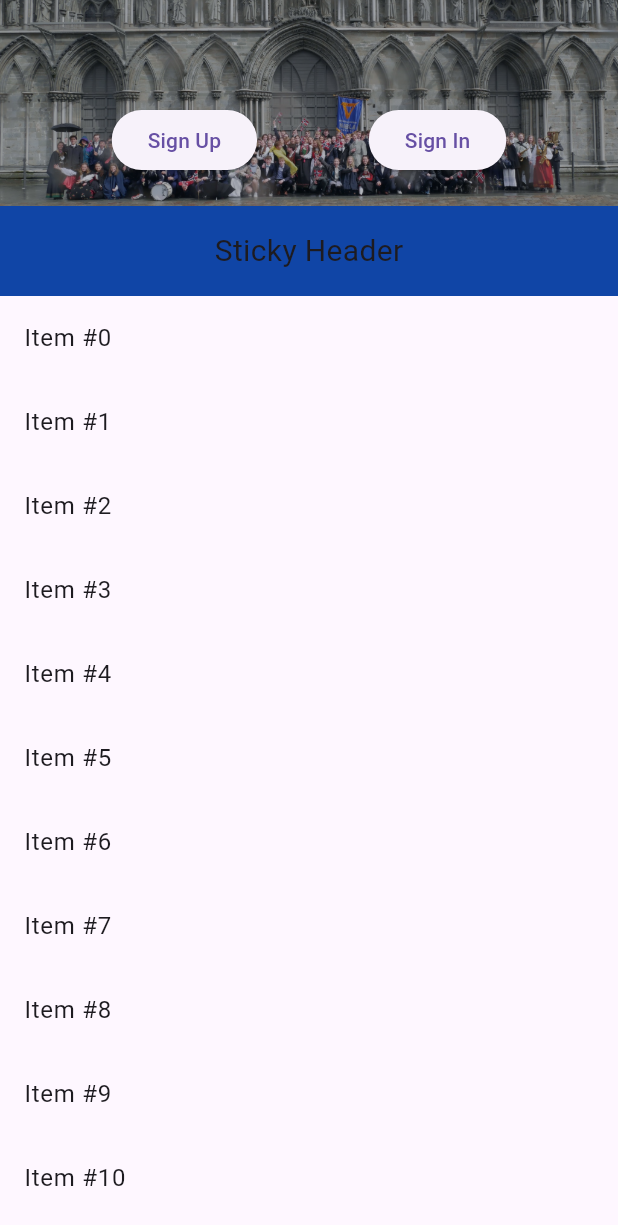
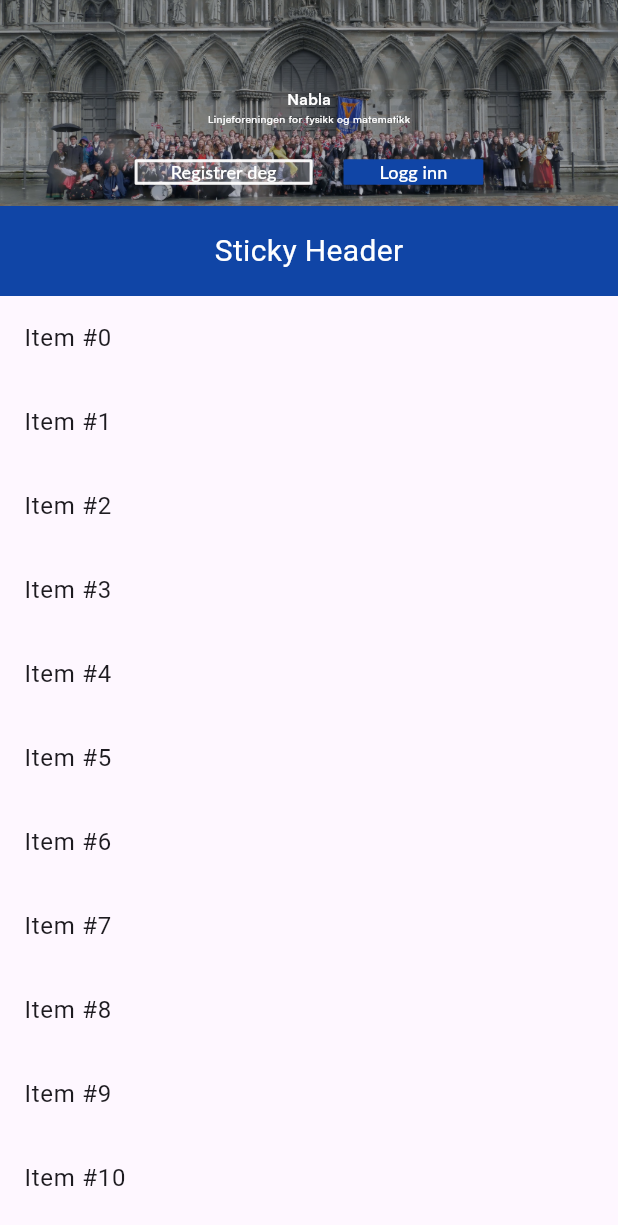
Before and after one commit to EmilioLombardo/Project_dart_monkey, a Flutter app: the screen it shows after launch, on a phone screen of 412 x 824 dp. Shown: the top 1225 px of the screen. Run offline on Flutter 3.47's test engine with Material 3 defaults, Android fonts, the light colour scheme and no system bars; Roboto replaces fonts that are missing (Lato).

Commit message:
Lag ny fil for toppen og sett størrelser basert på bredde

```diff
--- a/nablagreier/lib/main.dart
+++ b/nablagreier/lib/main.dart
@@ -1,4 +1,6 @@
 import 'package:flutter/material.dart';
+import 'top_image_section.dart';
+
 
 void main() {
   runApp(MyWebPage());
@@ -13,75 +15,7 @@ class MyWebPage extends StatelessWidget {
           slivers: <Widget>[
             // This is the top image that will scroll away.
             SliverToBoxAdapter(
-              child: Container(
-                height: MediaQuery.of(context).size.width * 1 / 3, // 2/5 of the screen width
-                decoration: const BoxDecoration(
-                  color: Color(0xFF061025), // Background color of the top part
-                  image: DecorationImage(
-                    image: AssetImage('images/nablabakgrunn.jpg'), // Background image
-                    fit: BoxFit.cover,
-                    opacity: 0.7,
-                  ),
-                ),
-                child: Stack(
-                  children: <Widget>[
-                    // Title with Custom Font
-                    // ignore: prefer_const_constructors
-                    Positioned(
-                      top: 120, // Adjust the position based on your needs
-                      left: 0,
-                      right: 0,
-                      child: Center(
-                        child: Column(
-                          children: <Widget>[
-                            Text(
-                              'Nabla',
-                              style: TextStyle(
-                                fontFamily: 'Satoshi', // Use your custom font
-                                fontSize: 64,
-                                fontWeight: FontWeight.w700,
-                                color: Colors.white,
-                              ),
-                            ),
-                            Text(
-                              'Linjeforeningen for fysikk og matematikk',
-                              style: TextStyle(
-                                fontFamily: 'Satoshi', // Use your custom font
-                                fontSize: 28,
-                                fontWeight: FontWeight.w500,
-                                color: Colors.white,
-                              ),
-                            ),
-                          ],
-                        ),
-                      ),
-                    ),
-                    // Login Feature (Sign up and Sign in buttons)
-                    Positioned(
-                      bottom: 20, // Adjust the position based on your needs
-                      left: 0,
-                      right: 0,
-                      child: Row(
-                        mainAxisAlignment: MainAxisAlignment.spaceEvenly,
-                        children: <Widget>[
-                          ElevatedButton(
-                            onPressed: () {
-                              // Handle Sign Up
-                            },
-                            child: Text('Sign Up'),
-                          ),
-                          ElevatedButton(
-                            onPressed: () {
-                              // Handle Sign In
-                            },
-                            child: Text('Sign In'),
-                          ),
-                        ],
-                      ),
-                    ),
-                  ],
-                ),
-              ),
+              child: TopImageSection(),
             ),
             // Sticky header that remains visible as you scroll
             SliverPersistentHeader(
@@ -89,11 +23,15 @@ class MyWebPage extends StatelessWidget {
                 minHeight: 60.0,
                 maxHeight: 60.0,
                 child: Container(
+
                   color: Color(0xFF1045A6), // Background color of the header
                   child: Center(
                     child: Text(
                       'Sticky Header',
-                      style: TextStyle(fontSize: 20),
+                      style: TextStyle(
+                        fontSize: 20,
+                        color: Colors.white,
+                      ),
                     ),
                   ),
                 ),
@@ -109,6 +47,7 @@ class MyWebPage extends StatelessWidget {
                 childCount: 30, // Number of list items
               ),
             ),
+
           ],
         ),
       ),
--- /dev/null
+++ b/nablagreier/lib/top_image_section.dart
@@ -0,0 +1,105 @@
+import 'package:flutter/material.dart';
+
+class TopImageSection extends StatelessWidget {
+  const TopImageSection({Key? key}) : super(key: key);
+
+  @override
+  Widget build(BuildContext context) {
+    return Container(
+      height: MediaQuery.of(context).size.width * 1 / 3, // 2/5 of the screen width
+      decoration: const BoxDecoration(
+        color: Color(0xFF061025), // Background color of the top part
+        image: DecorationImage(
+          image: AssetImage('images/nablabakgrunn.jpg'), // Background image
+          fit: BoxFit.cover,
+          opacity: 0.7,
+        ),
+      ),
+      child: Stack(
+        children: <Widget>[
+          Positioned(
+            top: MediaQuery.of(context).size.width * 1 / 7, // Adjust the position based on your needs
+            left: 0,
+            right: 0,
+            child: Center(
+              child: Column(
+                children: <Widget>[
+                  Text(
+                    'Nabla',
+                    style: TextStyle(
+                      fontFamily: 'Satoshi',
+                      fontSize: MediaQuery.of(context).size.width / 40,
+                      fontWeight: FontWeight.w700,
+                      color: Colors.white,
+                    ),
+                  ),
+                  Text(
+                    'Linjeforeningen for fysikk og matematikk',
+                    style: TextStyle(
+                      fontFamily: 'Satoshi', // font
+                      fontSize: MediaQuery.of(context).size.width / 60,
+                      fontWeight: FontWeight.w500,
+                      color: Colors.white,
+                    ),
+                  ),
+                  SizedBox(height: MediaQuery.of(context).size.width / 60),
+                  Row(
+                    mainAxisAlignment: MainAxisAlignment.center,
+                    children: <Widget>[
+                      OutlinedButton(
+                        style: OutlinedButton.styleFrom( // Sign up button styling
+                          minimumSize: Size(MediaQuery.of(context).size.width / 20, MediaQuery.of(context).size.width / 30),
+                          side: BorderSide(color: Color(0xF0FFFFFF), width: 2.0),
+                          foregroundColor: Color(0xFF1045A6),
+                          backgroundColor: Color(0x40FFFFFF),
+                          shape: RoundedRectangleBorder(
+                            borderRadius: BorderRadius.circular(1.0),
+                          ),
+                        ),
+                        onPressed: () {
+                          // Handle Sign Up
+                        },
+                        child: const Text(
+                          'Registrer deg',
+                          style: TextStyle(
+                            color: Color(0xFFFFFFFF),
+                            fontFamily: 'Lato',
+                            fontWeight: FontWeight.w500,
+                            fontSize: 12,
+                          ),
+                        ),
+                      ),
+                      SizedBox(width: MediaQuery.of(context).size.width / 20),
+                      ElevatedButton(
+                        style: ElevatedButton.styleFrom(
+                          minimumSize: Size(MediaQuery.of(context).size.width / 20, MediaQuery.of(context).size.width / 30),
+                          foregroundColor: Color(0xFFDBEEFF),
+                          backgroundColor: Color(0xFF1045A6),
+                          shape: RoundedRectangleBorder(
+                            borderRadius: BorderRadius.circular(1.0),
+                          ),
+                        ),
+                        onPressed: () {
+                          // Handle Sign In
+                        },
+                        child: const Text(
+                          'Logg inn',
+                          style: TextStyle(
+                            color: Color(0xFFFFFFFF),
+                            fontFamily: 'Lato',
+                            fontWeight: FontWeight.w500,
+                            fontSize: 12,
+                          ),
+                        ),
+                      ),
+                    ],
+                  ),
+                ],
+              ),
+            ),
+          ),
+        ],
+      ),
+    );
+  }
+}
```
Also changed, not shown: 1 other file.
